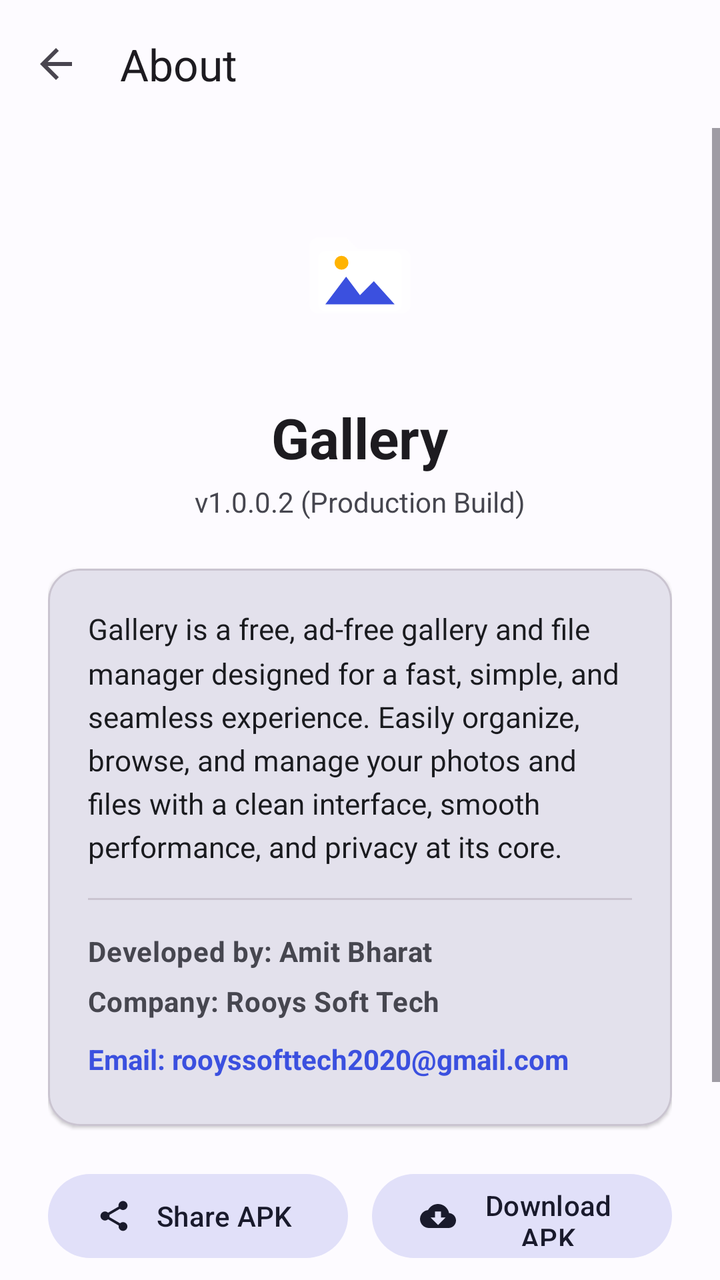
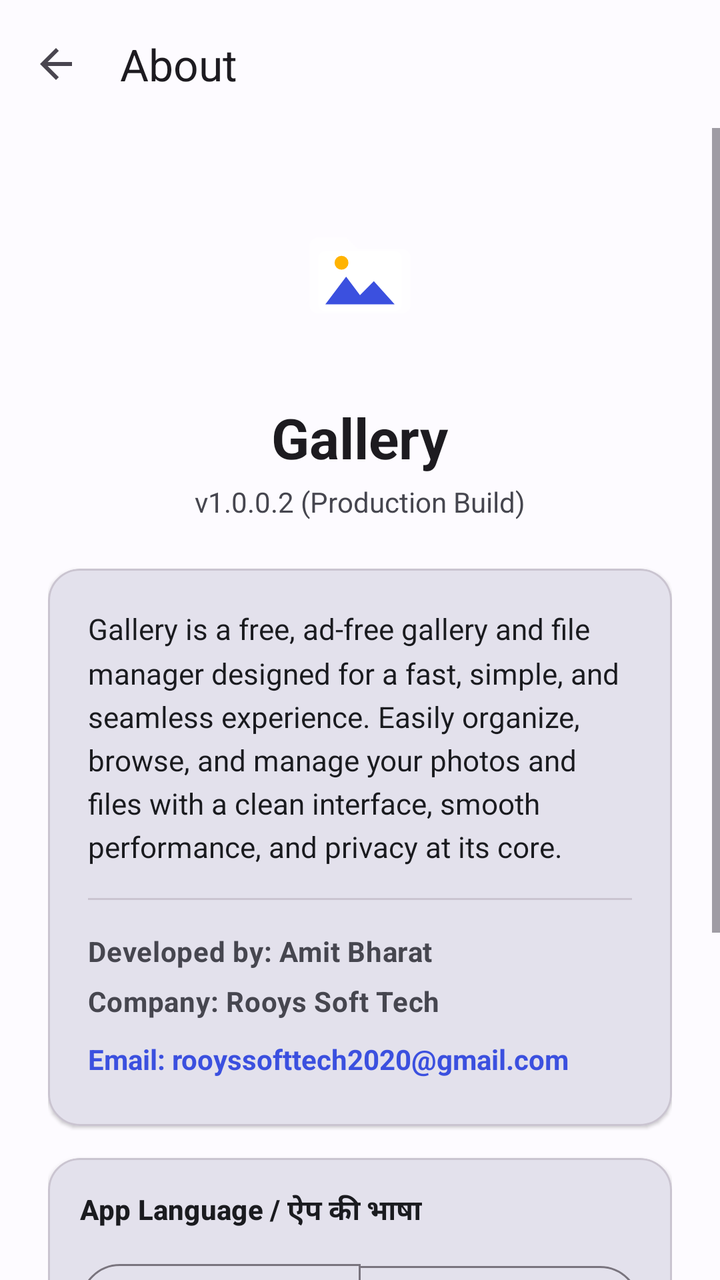

Screens rendered from an Android XML layout before and after an edit, with the pre-edit source and the edit as a unified diff.
<!-- AndroidManifest.xml: application theme Theme.Gallery -->
<!-- res/layout/activity_about.xml -->
<?xml version="1.0" encoding="utf-8"?>
<androidx.coordinatorlayout.widget.CoordinatorLayout xmlns:android="http://schemas.android.com/apk/res/android"
    xmlns:app="http://schemas.android.com/apk/res-auto"
    android:layout_width="match_parent"
    android:layout_height="match_parent"
    android:background="?android:colorBackground">

    <com.google.android.material.appbar.AppBarLayout
        android:layout_width="match_parent"
        android:layout_height="wrap_content"
        android:background="?attr/colorSurface">

        <com.google.android.material.appbar.MaterialToolbar
            android:id="@+id/toolbar"
            android:layout_width="match_parent"
            android:layout_height="?attr/actionBarSize"
            app:navigationIcon="@drawable/ic_back"
            app:title="@string/action_about" />

    </com.google.android.material.appbar.AppBarLayout>

    <ScrollView
        android:layout_width="match_parent"
        android:layout_height="match_parent"
        app:layout_behavior="@string/appbar_scrolling_view_behavior">

        <LinearLayout
            android:layout_width="match_parent"
            android:layout_height="wrap_content"
            android:gravity="center_horizontal"
            android:orientation="vertical"
            android:padding="24dp">

            <ImageView
                android:layout_width="96dp"
                android:layout_height="96dp"
                android:src="@drawable/ic_launcher_foreground" />

            <TextView
                android:layout_width="wrap_content"
                android:layout_height="wrap_content"
                android:layout_marginTop="16dp"
                android:text="@string/app_name"
                android:textAppearance="@style/TextAppearance.Material3.HeadlineMedium"
                android:textStyle="bold" />

            <TextView
                android:layout_width="wrap_content"
                android:layout_height="wrap_content"
                android:layout_marginTop="4dp"
                android:text="@string/app_version_name"
                android:textColor="?attr/colorOnSurfaceVariant"
                android:textSize="14sp" />

            <com.google.android.material.card.MaterialCardView
                android:layout_width="match_parent"
                android:layout_height="wrap_content"
                android:layout_marginTop="24dp"
                app:cardCornerRadius="16dp"
                app:cardElevation="1dp"
                app:cardBackgroundColor="?attr/colorSurfaceVariant">

                <LinearLayout
                    android:layout_width="match_parent"
                    android:layout_height="wrap_content"
                    android:orientation="vertical"
                    android:padding="20dp">

                    <TextView
                        android:layout_width="wrap_content"
                        android:layout_height="wrap_content"
                        android:text="@string/about_description"
                        android:lineSpacingMultiplier="1.25"
                        android:textColor="?attr/colorOnSurface"
                        android:textSize="14.5sp" />

                    <View
                        android:layout_width="match_parent"
                        android:layout_height="1dp"
                        android:layout_marginVertical="16dp"
                        android:background="?attr/colorOutlineVariant" />

                    <TextView
                        android:layout_width="wrap_content"
                        android:layout_height="wrap_content"
                        android:text="@string/developed_by_full"
                        android:textAppearance="@style/TextAppearance.Material3.BodyMedium"
                        android:textColor="?attr/colorOnSurfaceVariant"
                        android:textStyle="bold" />

                    <TextView
                        android:layout_width="wrap_content"
                        android:layout_height="wrap_content"
                        android:layout_marginTop="6dp"
                        android:text="@string/company_name_full"
                        android:textAppearance="@style/TextAppearance.Material3.BodyMedium"
                        android:textColor="?attr/colorOnSurfaceVariant"
                        android:textStyle="bold" />

                    <TextView
                        android:id="@+id/tvEmail"
                        android:layout_width="wrap_content"
                        android:layout_height="wrap_content"
                        android:layout_marginTop="6dp"
                        android:text="Email: rooyssofttech2020@gmail.com"
                        android:textColor="?attr/colorPrimary"
                        android:textSize="14sp"
                        android:textStyle="bold"
                        android:background="?attr/selectableItemBackground"
                        android:paddingVertical="4dp" />

                </LinearLayout>
            </com.google.android.material.card.MaterialCardView>

            
            <LinearLayout
                android:layout_width="match_parent"
                android:layout_height="wrap_content"
                android:layout_marginTop="20dp"
                android:orientation="horizontal"
                android:baselineAligned="false">

                <com.google.android.material.button.MaterialButton
                    android:id="@+id/btnShareApp"
                    style="@style/Widget.Material3.Button.TonalButton"
                    android:layout_width="0dp"
                    android:layout_height="50dp"
                    android:layout_weight="1"
                    android:layout_marginEnd="6dp"
                    android:text="Share APK"
                    app:icon="@drawable/ic_share" />

                <com.google.android.material.button.MaterialButton
                    android:id="@+id/btnDownloadApk"
                    style="@style/Widget.Material3.Button.TonalButton"
                    android:layout_width="0dp"
                    android:layout_height="50dp"
                    android:layout_weight="1"
                    android:layout_marginStart="6dp"
                    android:text="Download APK"
                    app:icon="@drawable/ic_download" />
            </LinearLayout>

            <com.google.android.material.button.MaterialButton
                android:id="@+id/btnFeedback"
                style="@style/Widget.Material3.Button.OutlinedButton"
                android:layout_width="match_parent"
                android:layout_height="50dp"
                android:layout_marginTop="12dp"
                android:text="Send Feedback" />

            <TextView
                android:layout_width="wrap_content"
                android:layout_height="wrap_content"
                android:layout_marginTop="24dp"
                android:text="100% Offline • No Ads • Zero Tracking"
                android:textColor="?attr/colorOutline"
                android:textSize="12sp" />

        </LinearLayout>
    </ScrollView>

</androidx.coordinatorlayout.widget.CoordinatorLayout>
<!-- resources referenced by this layout -->
<resources>
  <!-- drawable ic_back (drawable) -->
  <?xml version="1.0" encoding="utf-8"?>
  <vector xmlns:android="http://schemas.android.com/apk/res/android"
      android:width="24dp"
      android:height="24dp"
      android:viewportWidth="24"
      android:viewportHeight="24"
      android:tint="?attr/colorControlNormal">
      <path
          android:fillColor="@android:color/white"
          android:pathData="M20,11H7.83l5.59,-5.59L12,4l-8,8 8,8 1.41,-1.41L7.83,13H20v-2z" />
  </vector>
  <!-- drawable ic_download (drawable) -->
  <?xml version="1.0" encoding="utf-8"?>
  <vector xmlns:android="http://schemas.android.com/apk/res/android"
      android:width="24dp"
      android:height="24dp"
      android:viewportWidth="24"
      android:viewportHeight="24"
      android:tint="?attr/colorControlNormal">
      <path
          android:fillColor="@android:color/white"
          android:pathData="M19.35,10.04C18.67,6.59 15.64,4 12,4 9.11,4 6.6,5.64 5.35,8.04 2.34,8.36 0,10.91 0,14c0,3.31 2.69,6 6,6h13c2.76,0 5,-2.24 5,-5 0,-2.64 -2.05,-4.78 -4.65,-4.96zM17,13l-5,5 -5,-5h3V9h4v4h3z" />
  </vector>
  <!-- drawable ic_share (drawable) -->
  <?xml version="1.0" encoding="utf-8"?>
  <vector xmlns:android="http://schemas.android.com/apk/res/android"
      android:width="24dp"
      android:height="24dp"
      android:viewportWidth="24"
      android:viewportHeight="24"
      android:tint="?attr/colorControlNormal">
      <path
          android:fillColor="@android:color/white"
          android:pathData="M18,16.08c-0.76,0 -1.44,0.3 -1.96,0.77L8.91,12.7c0.05,-0.23 0.09,-0.46 0.09,-0.7s-0.04,-0.47 -0.09,-0.7l7.05,-4.11c0.54,0.5 1.25,0.81 2.04,0.81 1.66,0 3,-1.34 3,-3s-1.34,-3 -3,-3 -3,1.34 -3,3c0,0.24 0.04,0.47 0.09,0.7L8.04,9.81C7.5,9.31 6.79,9 6,9c-1.66,0 -3,1.34 -3,3s1.34,3 3,3c0.79,0 1.5,-0.31 2.04,-0.81l7.12,4.16c-0.05,0.21 -0.08,0.43 -0.08,0.65 0,1.61 1.31,2.92 2.92,2.92s2.92,-1.31 2.92,-2.92c0,-1.61 -1.31,-2.92 -2.92,-2.92z" />
  </vector>
  <string name="about_description">Gallery is a free, ad-free gallery and file manager designed for a fast, simple, and seamless experience. Easily organize, browse, and manage your photos and files with a clean interface, smooth performance, and privacy at its core.</string>
  <string name="action_about">About</string>
  <string name="app_name">Gallery</string>
  <string name="app_version_name">v1.0.0.2 (Production Build)</string>
  <string name="company_name_full">Company: Rooys Soft Tech</string>
  <string name="developed_by_full">Developed by: Amit Bharat</string>
  <color name="md_theme_light_primary">#3B50DF</color>
  <color name="md_theme_light_onPrimary">#FFFFFF</color>
  <color name="md_theme_light_primaryContainer">#DFE0FF</color>
  <color name="md_theme_light_onPrimaryContainer">#000B5C</color>
  <color name="md_theme_light_secondary">#5C5D72</color>
  <color name="md_theme_light_onSecondary">#FFFFFF</color>
  <color name="md_theme_light_secondaryContainer">#E1E0F9</color>
  <color name="md_theme_light_onSecondaryContainer">#191A2C</color>
  <color name="md_theme_light_background">#FDFBFF</color>
  <color name="md_theme_light_onBackground">#1A1B1F</color>
  <color name="md_theme_light_surface">#FDFBFF</color>
  <color name="md_theme_light_onSurface">#1A1B1F</color>
  <color name="md_theme_light_surfaceVariant">#E3E1EC</color>
  <color name="md_theme_light_onSurfaceVariant">#46464F</color>
  <!-- unchanged entries left out for length: 2 -->
</resources>

<!-- the commit's change to res/layout/activity_about.xml (unified diff, before → after) -->
@@ -108,6 +108,62 @@
                         android:textStyle="bold"
                         android:background="?attr/selectableItemBackground"
                         android:paddingVertical="4dp" />
+
+                </LinearLayout>
+            </com.google.android.material.card.MaterialCardView>
+
+            
+            <com.google.android.material.card.MaterialCardView
+                android:layout_width="match_parent"
+                android:layout_height="wrap_content"
+                android:layout_marginTop="16dp"
+                app:cardCornerRadius="16dp"
+                app:cardElevation="1dp"
+                app:cardBackgroundColor="?attr/colorSurfaceVariant">
+
+                <LinearLayout
+                    android:layout_width="match_parent"
+                    android:layout_height="wrap_content"
+                    android:orientation="vertical"
+                    android:padding="16dp">
+
+                    <TextView
+                        android:layout_width="wrap_content"
+                        android:layout_height="wrap_content"
+                        android:text="App Language / ऐप की भाषा"
+                        android:textAppearance="@style/TextAppearance.Material3.TitleSmall"
+                        android:textColor="?attr/colorOnSurface"
+                        android:textStyle="bold" />
+
+                    <com.google.android.material.button.MaterialButtonToggleGroup
+                        android:id="@+id/toggleLanguageGroup"
+                        android:layout_width="match_parent"
+                        android:layout_height="wrap_content"
+                        android:layout_marginTop="12dp"
+                        app:singleSelection="true"
+                        app:selectionRequired="true">
+
+                        <com.google.android.material.button.MaterialButton
+                            android:id="@+id/btnLangEnglish"
+                            style="?attr/materialButtonOutlinedStyle"
+                            android:layout_width="0dp"
+                            android:layout_height="48dp"
+                            android:layout_weight="1"
+                            android:text="English"
+                            android:textSize="14sp"
+                            android:textStyle="bold" />
+
+                        <com.google.android.material.button.MaterialButton
+                            android:id="@+id/btnLangHindi"
+                            style="?attr/materialButtonOutlinedStyle"
+                            android:layout_width="0dp"
+                            android:layout_height="48dp"
+                            android:layout_weight="1"
+                            android:text="हिंदी"
+                            android:textSize="14sp"
+                            android:textStyle="bold" />
+
+                    </com.google.android.material.button.MaterialButtonToggleGroup>
 
                 </LinearLayout>
             </com.google.android.material.card.MaterialCardView>
